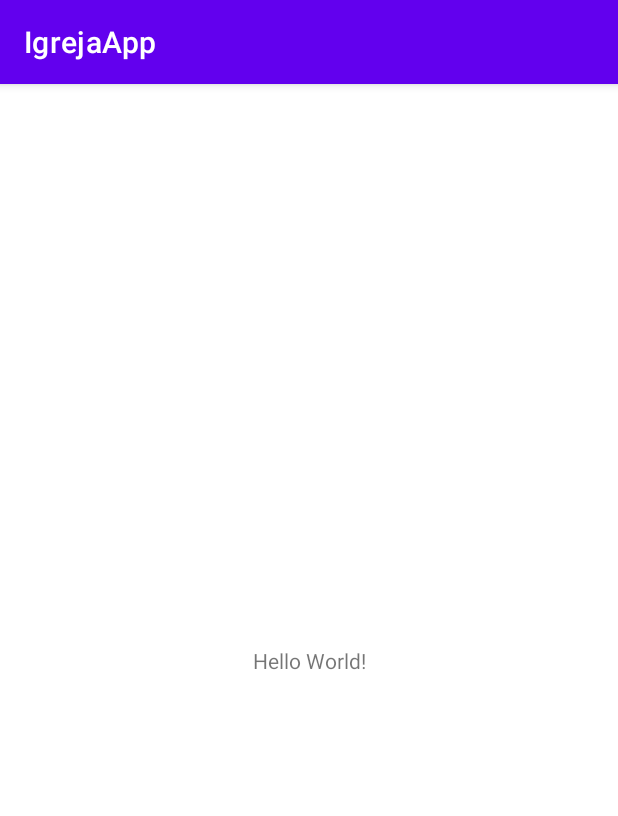
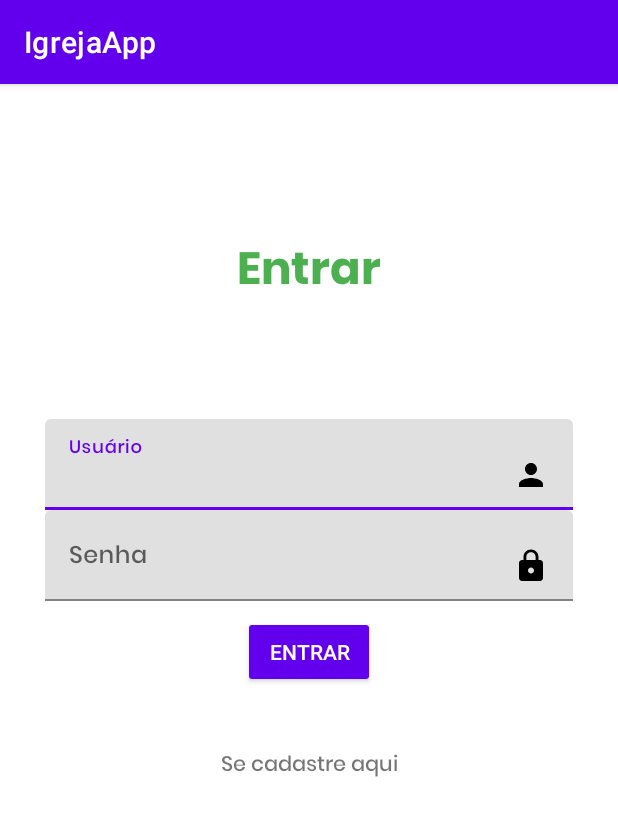
Before and after one commit to iancarlos335/IgrejaApp, an Android app: the screen it shows after launch (MainActivity), on a phone screen of 412 x 824 dp. Shown: the top 816 px of the screen. Run offline under Robolectric (Android 15) with nearby library versions, the phone set to English and light mode, and no system bars.

Commit message:
Adicionando modificações que facilitam o código

```diff
--- a/app/src/main/res/layout/activity_main.xml
+++ b/app/src/main/res/layout/activity_main.xml
@@ -7,12 +7,98 @@
     tools:context=".MainActivity">
 
     <TextView
-        android:layout_width="wrap_content"
+        android:id="@+id/textView"
+        android:layout_width="match_parent"
         android:layout_height="wrap_content"
-        android:text="Hello World!"
+        android:layout_marginTop="100dp"
+        android:fontFamily="@font/poppinsbold"
+        android:gravity="center"
+        android:text="@string/login"
+        android:textColor="@color/colorAccent"
+        android:textSize="30sp"
+        app:layout_constraintEnd_toEndOf="parent"
+        app:layout_constraintHorizontal_bias="0.0"
+        app:layout_constraintStart_toStartOf="parent"
+        app:layout_constraintTop_toTopOf="parent"
+        />
+
+    <androidx.constraintlayout.widget.ConstraintLayout
+        android:layout_width="match_parent"
+        android:layout_height="wrap_content"
         app:layout_constraintBottom_toBottomOf="parent"
-        app:layout_constraintEnd_toEndOf="parent"
-        app:layout_constraintStart_toStartOf="parent"
-        app:layout_constraintTop_toTopOf="parent" />
+        app:layout_constraintTop_toTopOf="parent"
+        app:layout_constraintVertical_bias="0.426"
+        tools:layout_editor_absoluteX="0dp">
+
+        <com.google.android.material.textfield.TextInputLayout
+            android:id="@+id/textInputLayoutUsername"
+            android:layout_width="match_parent"
+            android:layout_height="wrap_content"
+            android:layout_marginLeft="30dp"
+            android:layout_marginRight="30dp"
+            android:hint="@string/username"
+            app:layout_constraintEnd_toEndOf="parent"
+            app:layout_constraintHorizontal_bias="0.0"
+            app:layout_constraintStart_toStartOf="parent"
+            app:layout_constraintTop_toTopOf="parent">
+
+            <com.google.android.material.textfield.TextInputEditText
+                android:id="@+id/username"
+                android:layout_width="match_parent"
+                android:layout_height="wrap_content"
+                android:drawableEnd="@drawable/ic_user"
+                android:fontFamily="@font/poppinsmedium"/>
+
+        </com.google.android.material.textfield.TextInputLayout>
+
+        <com.google.android.material.textfield.TextInputLayout
+            android:id="@+id/textInputLayoutPassword"
+            android:layout_width="match_parent"
+            android:layout_height="wrap_content"
+            android:layout_marginLeft="30dp"
+            android:layout_marginRight="30dp"
+            android:hint="@string/password"
+            app:layout_constraintTop_toBottomOf="@+id/textInputLayoutUsername"
+            tools:layout_editor_absoluteX="0dp">
+
+            <com.google.android.material.textfield.TextInputEditText
+                android:id="@+id/password"
+                android:layout_width="match_parent"
+                android:layout_height="wrap_content"
+                android:drawableEnd="@drawable/ic_pass"
+                android:fontFamily="@font/poppinsmedium" />
+        </com.google.android.material.textfield.TextInputLayout>
+
+        <ProgressBar
+            android:id="@+id/progress"
+            android:layout_width="wrap_content"
+            android:layout_height="wrap_content"
+            android:visibility="gone"
+            app:layout_constraintEnd_toEndOf="parent"
+            app:layout_constraintStart_toStartOf="parent"
+            app:layout_constraintTop_toBottomOf="@+id/textInputLayoutPassword" />
+
+        <Button
+            android:id="@+id/buttonLogin"
+            style="@style/Widget.AppCompat.Button.Colored"
+            android:layout_width="wrap_content"
+            android:layout_height="wrap_content"
+            android:layout_marginTop="10dp"
+            android:text="@string/login"
+            app:layout_constraintEnd_toEndOf="parent"
+            app:layout_constraintStart_toStartOf="parent"
+            app:layout_constraintTop_toBottomOf="@+id/progress" />
+
+        <TextView
+            android:id="@+id/signUpText"
+            android:layout_width="wrap_content"
+            android:layout_height="wrap_content"
+            android:layout_marginTop="40dp"
+            android:fontFamily="@font/poppinsmedium"
+            android:text="@string/signuphere"
+            app:layout_constraintEnd_toEndOf="parent"
+            app:layout_constraintStart_toStartOf="parent"
+            app:layout_constraintTop_toBottomOf="@+id/buttonLogin" />
+    </androidx.constraintlayout.widget.ConstraintLayout>
 
 </androidx.constraintlayout.widget.ConstraintLayout>
--- a/app/src/main/res/values/colors.xml
+++ b/app/src/main/res/values/colors.xml
@@ -8,4 +8,5 @@
     <color name="black">#FF000000</color>
     <color name="white">#FFFFFFFF</color>
     <color name="green">#FF4CAF50</color>
+    <color name="colorAccent">#FF4CAF50</color>
 </resources>
--- a/app/src/main/res/values/strings.xml
+++ b/app/src/main/res/values/strings.xml
@@ -4,6 +4,6 @@
     <string name="password">Senha</string>
     <string name="login">Entrar</string>
     <string name="sign_up">Cadastrar</string>
-
+    <string name="signuphere">Se cadastre aqui</string>
 
 </resources>
```
